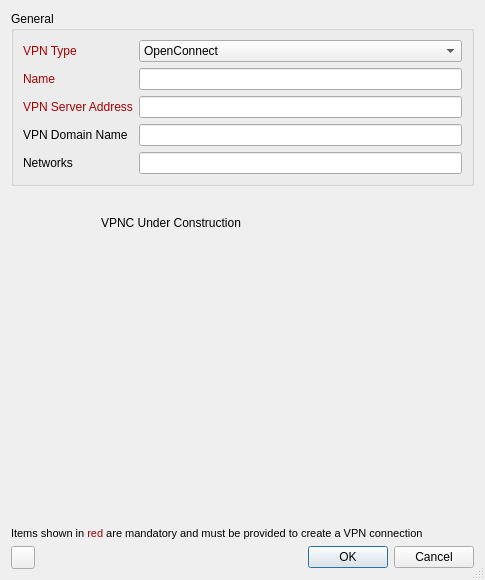
This is apps/cmstapp/code/vpn_create/ui/vpn_create.ui in andrew-bibb/cmst as Qt 5 draws it before an edit. The edited form follows.
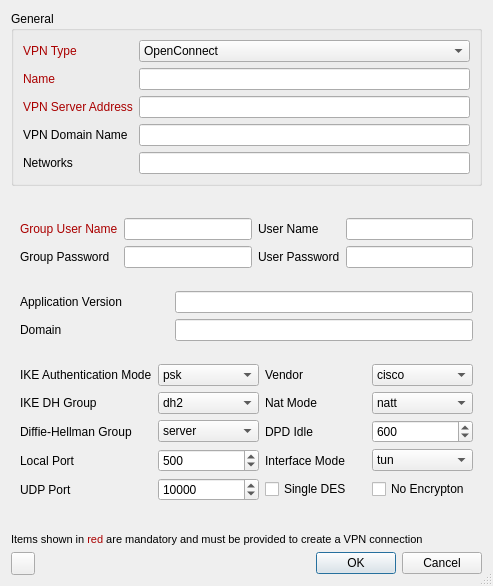
This is the edited form. The open tabs and pages were chosen to show the change.

Commit message: vpnc dialog page created

```diff
--- a/apps/cmstapp/code/vpn_create/ui/vpn_create.ui
+++ b/apps/cmstapp/code/vpn_create/ui/vpn_create.ui
@@ -6,8 +6,8 @@
    <rect>
     <x>0</x>
     <y>0</y>
-    <width>485</width>
-    <height>580</height>
+    <width>493</width>
+    <height>586</height>
    </rect>
   </property>
   <property name="windowTitle">
@@ -16,38 +16,8 @@
   <property name="sizeGripEnabled">
    <bool>true</bool>
   </property>
-  <layout class="QGridLayout" name="gridLayout_3">
-   <item row="3" column="0">
-    <layout class="QHBoxLayout" name="horizontalLayout">
-     <item>
-      <widget class="QToolButton" name="toolButton_whatsthis"/>
-     </item>
-     <item>
-      <spacer name="horizontalSpacer">
-       <property name="orientation">
-        <enum>Qt::Horizontal</enum>
-       </property>
-       <property name="sizeHint" stdset="0">
-        <size>
-         <width>40</width>
-         <height>20</height>
-        </size>
-       </property>
-      </spacer>
-     </item>
-     <item>
-      <widget class="QDialogButtonBox" name="buttonBox">
-       <property name="orientation">
-        <enum>Qt::Horizontal</enum>
-       </property>
-       <property name="standardButtons">
-        <set>QDialogButtonBox::Cancel|QDialogButtonBox::Ok</set>
-       </property>
-      </widget>
-     </item>
-    </layout>
-   </item>
-   <item row="0" column="0">
+  <layout class="QVBoxLayout" name="verticalLayout_3">
+   <item>
     <widget class="QGroupBox" name="groupBox">
      <property name="title">
       <string>General</string>
@@ -177,7 +147,7 @@
      </layout>
     </widget>
    </item>
-   <item row="1" column="0">
+   <item>
     <widget class="QStackedWidget" name="stackedWidget">
      <property name="currentIndex">
       <number>4</number>
@@ -213,19 +183,373 @@
       </widget>
      </widget>
      <widget class="QWidget" name="VPNC">
-      <widget class="QLabel" name="label_3">
-       <property name="geometry">
-        <rect>
-         <x>90</x>
-         <y>20</y>
-         <width>191</width>
-         <height>21</height>
-        </rect>
-       </property>
-       <property name="text">
-        <string>VPNC Under Construction</string>
-       </property>
-      </widget>
+      <layout class="QVBoxLayout" name="verticalLayout_2">
+       <item>
+        <layout class="QGridLayout" name="gridLayout_7">
+         <item row="1" column="2">
+          <widget class="QLabel" name="label_02_password_2">
+           <property name="text">
+            <string>User Password</string>
+           </property>
+          </widget>
+         </item>
+         <item row="1" column="0">
+          <widget class="QLabel" name="label_02_grouppassword_2">
+           <property name="text">
+            <string>Group Password</string>
+           </property>
+          </widget>
+         </item>
+         <item row="1" column="1">
+          <widget class="QLineEdit" name="lineEdit_02_grouppassword_2">
+           <property name="whatsThis">
+            <string>&lt;html&gt;&lt;head/&gt;&lt;body&gt;&lt;p&gt;Your group password in cleartext.&lt;/p&gt;&lt;/body&gt;&lt;/html&gt;</string>
+           </property>
+          </widget>
+         </item>
+         <item row="0" column="0">
+          <widget class="QLabel" name="label_02_groutusername_2">
+           <property name="text">
+            <string>&lt;html&gt;&lt;head/&gt;&lt;body&gt;&lt;p&gt;&lt;span style=&quot; color:#aa0000;&quot;&gt;Group User Name&lt;/span&gt;&lt;/p&gt;&lt;/body&gt;&lt;/html&gt;</string>
+           </property>
+          </widget>
+         </item>
+         <item row="0" column="2">
+          <widget class="QLabel" name="label_02_username_2">
+           <property name="text">
+            <string>User Name</string>
+           </property>
+          </widget>
+         </item>
+         <item row="0" column="3">
+          <widget class="QLineEdit" name="lineEdit_02_username_2">
+           <property name="whatsThis">
+            <string>&lt;html&gt;&lt;head/&gt;&lt;body&gt;&lt;p&gt;Your Xauth username.&lt;/p&gt;&lt;/body&gt;&lt;/html&gt;</string>
+           </property>
+          </widget>
+         </item>
+         <item row="0" column="1">
+          <widget class="QLineEdit" name="lineEdit_02_groupusername_2">
+           <property name="whatsThis">
+            <string>&lt;html&gt;&lt;head/&gt;&lt;body&gt;&lt;p&gt;Your group username.&lt;/p&gt;&lt;/body&gt;&lt;/html&gt;</string>
+           </property>
+          </widget>
+         </item>
+         <item row="1" column="3">
+          <widget class="QLineEdit" name="lineEdit_02_password_2">
+           <property name="whatsThis">
+            <string>&lt;html&gt;&lt;head/&gt;&lt;body&gt;&lt;p&gt;Your Xauth password in clear text.&lt;/p&gt;&lt;/body&gt;&lt;/html&gt;</string>
+           </property>
+          </widget>
+         </item>
+        </layout>
+       </item>
+       <item>
+        <layout class="QGridLayout" name="gridLayout_8">
+         <item row="1" column="0">
+          <widget class="QLabel" name="label_02_domain_2">
+           <property name="text">
+            <string>Domain</string>
+           </property>
+          </widget>
+         </item>
+         <item row="0" column="1" colspan="2">
+          <widget class="QLineEdit" name="lineEdit_02_applicationversion_2">
+           <property name="whatsThis">
+            <string>Application Version to report. Note: Default string is generated at runtime.
+Default: Cisco Systems VPN Client 0.5.3:Linux</string>
+           </property>
+          </widget>
+         </item>
+         <item row="0" column="0">
+          <widget class="QLabel" name="label_02_applicationversion_2">
+           <property name="text">
+            <string>Application Version</string>
+           </property>
+          </widget>
+         </item>
+         <item row="1" column="1" colspan="2">
+          <widget class="QLineEdit" name="lineEdit_02_domain_2">
+           <property name="whatsThis">
+            <string>(NT-) Domain name for authentication</string>
+           </property>
+          </widget>
+         </item>
+        </layout>
+       </item>
+       <item>
+        <layout class="QGridLayout" name="gridLayout_9">
+         <item row="3" column="0">
+          <widget class="QLabel" name="label_02_diffiehellmangroup_2">
+           <property name="text">
+            <string>Diffie-Hellman Group</string>
+           </property>
+          </widget>
+         </item>
+         <item row="1" column="1">
+          <widget class="QComboBox" name="_02_ikeauthenticationmodecomboBox_2">
+           <property name="whatsThis">
+            <string>&lt;html&gt;&lt;head/&gt;&lt;body&gt;&lt;p&gt;Authentication mode: &lt;/p&gt;&lt;p&gt;psk: pre-shared key (default)&lt;/p&gt;&lt;p&gt;cert: server + client certificate (not implemented yet) &lt;/p&gt;&lt;p&gt;hybrid: server certificate + xauth (if built with openssl support)&lt;/p&gt;&lt;p&gt;&lt;br/&gt;Default: psk&lt;/p&gt;&lt;/body&gt;&lt;/html&gt;</string>
+           </property>
+           <item>
+            <property name="text">
+             <string>psk</string>
+            </property>
+           </item>
+           <item>
+            <property name="text">
+             <string>cert</string>
+            </property>
+           </item>
+           <item>
+            <property name="text">
+             <string>hybrid</string>
+            </property>
+           </item>
+          </widget>
+         </item>
+         <item row="3" column="1">
+          <widget class="QComboBox" name="comboBox_02_diffiehellmangroup_2">
+           <property name="whatsThis">
+            <string>&lt;html&gt;&lt;head/&gt;&lt;body&gt;&lt;p&gt;Diffie-Hellman group to use for Perfect Forward Secrecy (PFS).&lt;/p&gt;&lt;/body&gt;&lt;/html&gt;</string>
+           </property>
+           <property name="currentIndex">
+            <number>4</number>
+           </property>
+           <item>
+            <property name="text">
+             <string>nopfs</string>
+            </property>
+           </item>
+           <item>
+            <property name="text">
+             <string>dh1</string>
+            </property>
+           </item>
+           <item>
+            <property name="text">
+             <string>dh2</string>
+            </property>
+           </item>
+           <item>
+            <property name="text">
+             <string>dh5</string>
+            </property>
+           </item>
+           <item>
+            <property name="text">
+             <string>server</string>
+            </property>
+           </item>
+          </widget>
+         </item>
+         <item row="5" column="0">
+          <widget class="QLabel" name="label_02_udpport_2">
+           <property name="text">
+            <string>UDP Port</string>
+           </property>
+          </widget>
+         </item>
+         <item row="4" column="1">
+          <widget class="QSpinBox" name="spinBox_02_localport_2">
+           <property name="whatsThis">
+            <string>&lt;html&gt;&lt;head/&gt;&lt;body&gt;&lt;p&gt;Local ISAKMP port number to use (0 == use random port).&lt;/p&gt;&lt;p&gt;Default: 500&lt;/p&gt;&lt;/body&gt;&lt;/html&gt;</string>
+           </property>
+           <property name="maximum">
+            <number>65535</number>
+           </property>
+           <property name="value">
+            <number>500</number>
+           </property>
+          </widget>
+         </item>
+         <item row="4" column="0">
+          <widget class="QLabel" name="label_02_localport_2">
+           <property name="text">
+            <string>Local Port</string>
+           </property>
+          </widget>
+         </item>
+         <item row="5" column="1">
+          <widget class="QSpinBox" name="spinBox_02_udpport_2">
+           <property name="whatsThis">
+            <string>&lt;html&gt;&lt;head/&gt;&lt;body&gt;&lt;p&gt;Local UDP port number to use (0 == use random port). This is only relevant if cisco-udp nat-traversal is used. This is the _local_ port, the remote udp port is discovered automatically. It is especially not the cisco-tcp port.&lt;/p&gt;&lt;p&gt;Default: 10000&lt;/p&gt;&lt;/body&gt;&lt;/html&gt;</string>
+           </property>
+           <property name="maximum">
+            <number>65535</number>
+           </property>
+           <property name="value">
+            <number>10000</number>
+           </property>
+          </widget>
+         </item>
+         <item row="1" column="0">
+          <widget class="QLabel" name="label_02_ikeauthenticationmode_3">
+           <property name="text">
+            <string>IKE Authentication Mode</string>
+           </property>
+          </widget>
+         </item>
+         <item row="2" column="1">
+          <widget class="QComboBox" name="comboBox_02_ikedhgroup_2">
+           <property name="whatsThis">
+            <string>Name of the IKE DH Group</string>
+           </property>
+           <property name="currentIndex">
+            <number>1</number>
+           </property>
+           <item>
+            <property name="text">
+             <string>dh1</string>
+            </property>
+           </item>
+           <item>
+            <property name="text">
+             <string>dh2</string>
+            </property>
+           </item>
+           <item>
+            <property name="text">
+             <string>dh5</string>
+            </property>
+           </item>
+          </widget>
+         </item>
+         <item row="2" column="0">
+          <widget class="QLabel" name="label_ike_dhgroup_2">
+           <property name="text">
+            <string>IKE DH Group</string>
+           </property>
+          </widget>
+         </item>
+         <item row="1" column="2">
+          <widget class="QLabel" name="label_02_vendor_2">
+           <property name="text">
+            <string>Vendor</string>
+           </property>
+          </widget>
+         </item>
+         <item row="1" column="3">
+          <widget class="QComboBox" name="comboBox_02_vendor_2">
+           <property name="whatsThis">
+            <string>&lt;html&gt;&lt;head/&gt;&lt;body&gt;&lt;p&gt;Vendor of your IPSec gateway.&lt;/p&gt;&lt;p&gt;Default: cisco&lt;/p&gt;&lt;/body&gt;&lt;/html&gt;</string>
+           </property>
+           <item>
+            <property name="text">
+             <string>cisco</string>
+            </property>
+           </item>
+           <item>
+            <property name="text">
+             <string>netscreen</string>
+            </property>
+           </item>
+          </widget>
+         </item>
+         <item row="2" column="2">
+          <widget class="QLabel" name="label_02_nattmode_2">
+           <property name="text">
+            <string>Nat Mode</string>
+           </property>
+          </widget>
+         </item>
+         <item row="2" column="3">
+          <widget class="QComboBox" name="comboBox_02_nattmode_2">
+           <property name="whatsThis">
+            <string>&lt;html&gt;&lt;head/&gt;&lt;body&gt;&lt;p&gt;Which NAT-Traversal Method to use:&lt;/p&gt;&lt;p&gt;natt -- NAT-T as defined in RFC3947&lt;/p&gt;&lt;p&gt;none -- disable use of any NAT-T method &lt;/p&gt;&lt;p&gt;force-natt -- always use NAT-T encapsulation even without presence of a NAT device (useful if the OS captures all ESP traffic)&lt;/p&gt;&lt;p&gt;cisco-udp -- Cisco proprietary UDP encapsulation, commonly over Port 10000 Note: cisco-tcp encapsulation is not yet supported &lt;/p&gt;&lt;p&gt;Default: natt&lt;/p&gt;&lt;/body&gt;&lt;/html&gt;</string>
+           </property>
+           <property name="currentIndex">
+            <number>1</number>
+           </property>
+           <item>
+            <property name="text">
+             <string>None</string>
+            </property>
+           </item>
+           <item>
+            <property name="text">
+             <string>natt</string>
+            </property>
+           </item>
+           <item>
+            <property name="text">
+             <string>force-natt</string>
+            </property>
+           </item>
+           <item>
+            <property name="text">
+             <string>cisco-udp</string>
+            </property>
+           </item>
+          </widget>
+         </item>
+         <item row="3" column="2">
+          <widget class="QLabel" name="label_02_dpdt_2">
+           <property name="text">
+            <string>DPD Idle</string>
+           </property>
+          </widget>
+         </item>
+         <item row="3" column="3">
+          <widget class="QSpinBox" name="spinBox_02_dpdt_2">
+           <property name="whatsThis">
+            <string>&lt;html&gt;&lt;head/&gt;&lt;body&gt;&lt;p&gt;Send DPD packet after not receiving anything for &lt;span style=&quot; font-style:italic;&quot;&gt;idle&lt;/span&gt; seconds. Use 0 to disable DPD completely (both ways). &lt;/p&gt;&lt;p&gt;Default: 600&lt;/p&gt;&lt;/body&gt;&lt;/html&gt;</string>
+           </property>
+           <property name="maximum">
+            <number>86400</number>
+           </property>
+           <property name="value">
+            <number>600</number>
+           </property>
+          </widget>
+         </item>
+         <item row="4" column="2">
+          <widget class="QLabel" name="label_02_interfacemode_2">
+           <property name="text">
+            <string>Interface Mode</string>
+           </property>
+          </widget>
+         </item>
+         <item row="4" column="3">
+          <widget class="QComboBox" name="comboBox_02_interfacemode_2">
+           <property name="whatsThis">
+            <string>&lt;html&gt;&lt;head/&gt;&lt;body&gt;&lt;p&gt;Mode of TUN/TAP interface:&lt;/p&gt;&lt;p&gt;tun: virtual point to point interface (default) &lt;/p&gt;&lt;p&gt;tap: virtual ethernet interface&lt;/p&gt;&lt;p&gt;Default: tun&lt;/p&gt;&lt;/body&gt;&lt;/html&gt;</string>
+           </property>
+           <item>
+            <property name="text">
+             <string>tun</string>
+            </property>
+           </item>
+           <item>
+            <property name="text">
+             <string>tap</string>
+            </property>
+           </item>
+          </widget>
+         </item>
+         <item row="5" column="2">
+          <widget class="QCheckBox" name="checkBox_02_singledes_2">
+           <property name="whatsThis">
+            <string>Enables weak single DES encryption</string>
+           </property>
+           <property name="text">
+            <string>Single DES</string>
+           </property>
+          </widget>
+         </item>
+         <item row="5" column="3">
+          <widget class="QCheckBox" name="checkBox_02_noencryption_2">
+           <property name="whatsThis">
+            <string>Enables using no encryption for data traffic (key exchanged must be encrypted)</string>
+           </property>
+           <property name="text">
+            <string>No Encrypton</string>
+           </property>
+          </widget>
+         </item>
+        </layout>
+       </item>
+      </layout>
      </widget>
      <widget class="QWidget" name="L2TP">
       <widget class="QLabel" name="label_4">
@@ -624,13 +948,43 @@
      </widget>
     </widget>
    </item>
-   <item row="2" column="0">
+   <item>
     <widget class="QLabel" name="label_5">
      <property name="text">
       <string>&lt;html&gt;&lt;head/&gt;&lt;body&gt;&lt;p&gt;&lt;span style=&quot; font-size:8pt;&quot;&gt;Items shown in &lt;/span&gt;&lt;span style=&quot; font-size:8pt; color:#aa0000;&quot;&gt;red&lt;/span&gt;&lt;span style=&quot; font-size:8pt;&quot;&gt; are mandatory and must be provided to create a VPN connection&lt;/span&gt;&lt;/p&gt;&lt;/body&gt;&lt;/html&gt;</string>
      </property>
     </widget>
    </item>
+   <item>
+    <layout class="QHBoxLayout" name="horizontalLayout">
+     <item>
+      <widget class="QToolButton" name="toolButton_whatsthis"/>
+     </item>
+     <item>
+      <spacer name="horizontalSpacer">
+       <property name="orientation">
+        <enum>Qt::Horizontal</enum>
+       </property>
+       <property name="sizeHint" stdset="0">
+        <size>
+         <width>40</width>
+         <height>20</height>
+        </size>
+       </property>
+      </spacer>
+     </item>
+     <item>
+      <widget class="QDialogButtonBox" name="buttonBox">
+       <property name="orientation">
+        <enum>Qt::Horizontal</enum>
+       </property>
+       <property name="standardButtons">
+        <set>QDialogButtonBox::Cancel|QDialogButtonBox::Ok</set>
+       </property>
+      </widget>
+     </item>
+    </layout>
+   </item>
   </layout>
  </widget>
  <resources/>
```
Left out of the diff: 2 changed lines with no effect on the pictures.
